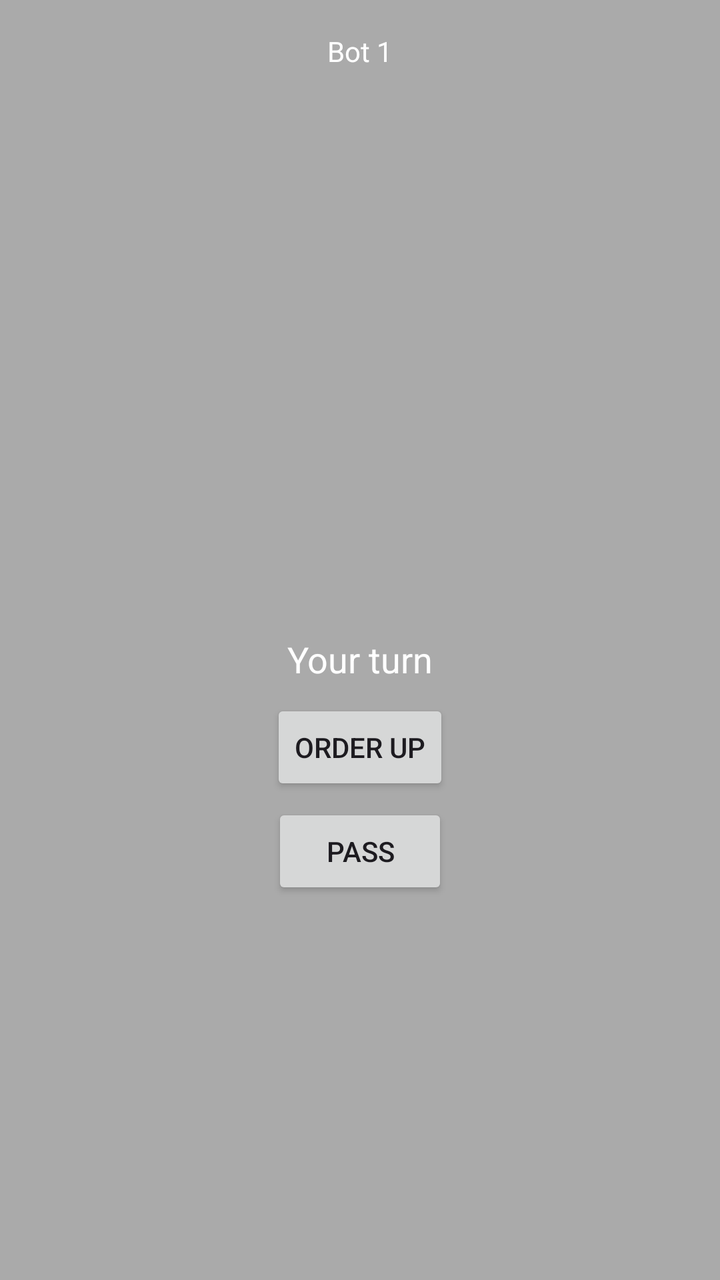
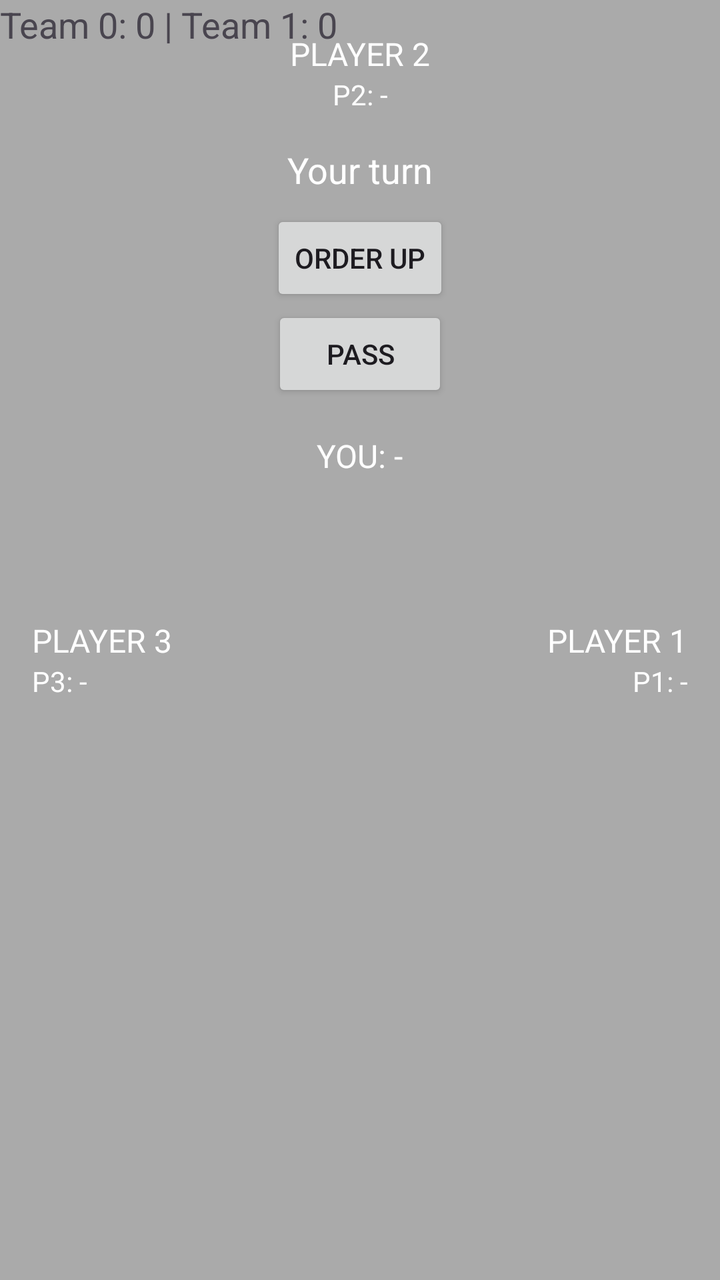

The first picture is an Android layout as it rendered before a commit; the second is the same layout after the commit. The layout source and the unified diff follow.
<!-- AndroidManifest.xml: application theme Theme.Euchre -->
<!-- res/layout/activity_offline_game.xml -->
<?xml version="1.0" encoding="utf-8"?>
<androidx.constraintlayout.widget.ConstraintLayout
    xmlns:android="http://schemas.android.com/apk/res/android"
    xmlns:app="http://schemas.android.com/apk/res-auto"
    android:layout_width="match_parent"
    android:layout_height="match_parent"
    android:background="@android:color/darker_gray">
    <Button
        android:id="@+id/btnOrderUp"
        android:layout_width="wrap_content"
        android:layout_height="wrap_content"
        android:text="ORDER UP"
        app:layout_constraintTop_toBottomOf="@id/tvCenterInfo"
        app:layout_constraintStart_toStartOf="parent"
        app:layout_constraintEnd_toEndOf="parent"
        android:layout_marginTop="8dp"/>

    <Button
        android:id="@+id/btnPass"
        android:layout_width="wrap_content"
        android:layout_height="wrap_content"
        android:text="PASS"
        app:layout_constraintTop_toBottomOf="@id/btnOrderUp"
        app:layout_constraintStart_toStartOf="parent"
        app:layout_constraintEnd_toEndOf="parent"
        android:layout_marginTop="4dp"/>

    
    <TextView
        android:id="@+id/tvTopPlayer"
        android:layout_width="wrap_content"
        android:layout_height="wrap_content"
        android:text="Bot 1"
        android:textColor="@android:color/white"
        android:layout_marginTop="16dp"
        app:layout_constraintTop_toTopOf="parent"
        app:layout_constraintStart_toStartOf="parent"
        app:layout_constraintEnd_toEndOf="parent" />

    
    <TextView
        android:id="@+id/tvCenterInfo"
        android:layout_width="wrap_content"
        android:layout_height="wrap_content"
        android:text="Your turn"
        android:textSize="18sp"
        android:textColor="@android:color/white"
        app:layout_constraintTop_toBottomOf="@id/tvTopPlayer"
        app:layout_constraintBottom_toTopOf="@id/handScroll"
        app:layout_constraintStart_toStartOf="parent"
        app:layout_constraintEnd_toEndOf="parent" />

    
    <HorizontalScrollView
        android:id="@+id/handScroll"
        android:layout_width="match_parent"
        android:layout_height="wrap_content"
        android:scrollbars="none"
        app:layout_constraintBottom_toBottomOf="parent">

        <LinearLayout
            android:id="@+id/handContainer"
            android:layout_width="wrap_content"
            android:layout_height="wrap_content"
            android:orientation="horizontal"
            android:padding="8dp" />

    </HorizontalScrollView>

</androidx.constraintlayout.widget.ConstraintLayout>
<!-- resources referenced by this layout -->
<resources>
  <style name="Theme.Euchre" parent="Base.Theme.Euchre" />
  <style name="Base.Theme.Euchre" parent="Theme.Material3.DayNight.NoActionBar">
          
          
      </style>
</resources>

<!-- the commit's change to res/layout/activity_offline_game.xml (unified diff, before → after) -->
@@ -5,6 +5,88 @@
     android:layout_width="match_parent"
     android:layout_height="match_parent"
     android:background="@android:color/darker_gray">
+
+    
+    <TextView
+        android:id="@+id/tvTopPlayer"
+        android:layout_width="wrap_content"
+        android:layout_height="wrap_content"
+        android:text="PLAYER 2"
+        android:textColor="@android:color/white"
+        android:textSize="16sp"
+        app:layout_constraintTop_toTopOf="parent"
+        app:layout_constraintStart_toStartOf="parent"
+        app:layout_constraintEnd_toEndOf="parent"
+        android:layout_marginTop="16dp"/>
+
+    <TextView
+        android:id="@+id/trickP2"
+        android:layout_width="wrap_content"
+        android:layout_height="wrap_content"
+        android:text="P2: -"
+        android:textColor="@android:color/white"
+        app:layout_constraintTop_toBottomOf="@id/tvTopPlayer"
+        app:layout_constraintStart_toStartOf="parent"
+        app:layout_constraintEnd_toEndOf="parent"/>
+
+    
+    <TextView
+        android:id="@+id/tvLeftPlayer"
+        android:layout_width="wrap_content"
+        android:layout_height="wrap_content"
+        android:text="PLAYER 3"
+        android:textColor="@android:color/white"
+        android:textSize="16sp"
+        app:layout_constraintStart_toStartOf="parent"
+        app:layout_constraintTop_toTopOf="parent"
+        app:layout_constraintBottom_toBottomOf="parent"
+        android:layout_marginStart="16dp"/>
+
+    <TextView
+        android:id="@+id/trickP3"
+        android:layout_width="wrap_content"
+        android:layout_height="wrap_content"
+        android:text="P3: -"
+        android:textColor="@android:color/white"
+        app:layout_constraintTop_toBottomOf="@id/tvLeftPlayer"
+        app:layout_constraintStart_toStartOf="@id/tvLeftPlayer"/>
+
+    
+    <TextView
+        android:id="@+id/tvRightPlayer"
+        android:layout_width="wrap_content"
+        android:layout_height="wrap_content"
+        android:text="PLAYER 1"
+        android:textColor="@android:color/white"
+        android:textSize="16sp"
+        app:layout_constraintEnd_toEndOf="parent"
+        app:layout_constraintTop_toTopOf="parent"
+        app:layout_constraintBottom_toBottomOf="parent"
+        android:layout_marginEnd="16dp"/>
+
+    <TextView
+        android:id="@+id/trickP1"
+        android:layout_width="wrap_content"
+        android:layout_height="wrap_content"
+        android:text="P1: -"
+        android:textColor="@android:color/white"
+        app:layout_constraintTop_toBottomOf="@id/tvRightPlayer"
+        app:layout_constraintEnd_toEndOf="@id/tvRightPlayer"/>
+
+    
+    <TextView
+        android:id="@+id/tvCenterInfo"
+        android:layout_width="wrap_content"
+        android:layout_height="wrap_content"
+        android:text="Your turn"
+        android:textSize="18sp"
+        android:textColor="@android:color/white"
+        app:layout_constraintTop_toBottomOf="@id/trickP2"
+        app:layout_constraintStart_toStartOf="parent"
+        app:layout_constraintEnd_toEndOf="parent"
+        android:layout_marginTop="16dp"/>
+
+    
     <Button
         android:id="@+id/btnOrderUp"
         android:layout_width="wrap_content"
@@ -22,33 +104,20 @@
         android:text="PASS"
         app:layout_constraintTop_toBottomOf="@id/btnOrderUp"
         app:layout_constraintStart_toStartOf="parent"
-        app:layout_constraintEnd_toEndOf="parent"
-        android:layout_marginTop="4dp"/>
-
-    
-    <TextView
-        android:id="@+id/tvTopPlayer"
-        android:layout_width="wrap_content"
-        android:layout_height="wrap_content"
-        android:text="Bot 1"
-        android:textColor="@android:color/white"
-        android:layout_marginTop="16dp"
-        app:layout_constraintTop_toTopOf="parent"
-        app:layout_constraintStart_toStartOf="parent"
-        app:layout_constraintEnd_toEndOf="parent" />
-
-    
-    <TextView
-        android:id="@+id/tvCenterInfo"
-        android:layout_width="wrap_content"
-        android:layout_height="wrap_content"
-        android:text="Your turn"
-        android:textSize="18sp"
-        android:textColor="@android:color/white"
-        app:layout_constraintTop_toBottomOf="@id/tvTopPlayer"
-        app:layout_constraintBottom_toTopOf="@id/handScroll"
-        app:layout_constraintStart_toStartOf="parent"
-        app:layout_constraintEnd_toEndOf="parent" />
+        app:layout_constraintEnd_toEndOf="parent"/>
+
+    
+    <TextView
+        android:id="@+id/trickP0"
+        android:layout_width="wrap_content"
+        android:layout_height="wrap_content"
+        android:text="YOU: -"
+        android:textColor="@android:color/white"
+        android:textSize="16sp"
+        app:layout_constraintTop_toBottomOf="@id/btnPass"
+        app:layout_constraintStart_toStartOf="parent"
+        app:layout_constraintEnd_toEndOf="parent"
+        android:layout_marginTop="16dp"/>
 
     
     <HorizontalScrollView
@@ -63,8 +132,76 @@
             android:layout_width="wrap_content"
             android:layout_height="wrap_content"
             android:orientation="horizontal"
-            android:padding="8dp" />
-
+            android:padding="8dp"/>
     </HorizontalScrollView>
 
+    
+    <Button
+        android:id="@+id/btnNextTrick"
+        android:layout_width="wrap_content"
+        android:layout_height="wrap_content"
+        android:text="Next Trick"
+        android:visibility="gone"
+        app:layout_constraintTop_toBottomOf="@id/trickP0"
+        app:layout_constraintStart_toStartOf="parent"
+        app:layout_constraintEnd_toEndOf="parent"/>
+    <TextView
+        android:id="@+id/tvScore"
+        android:text="Team 0: 0 | Team 1: 0"
+        android:textSize="18sp"
+        android:layout_width="wrap_content"
+        android:layout_height="wrap_content"/>
+    <LinearLayout
+        android:id="@+id/suitButtonsContainer"
+        android:layout_width="match_parent"
+        android:layout_height="wrap_content"
+        android:orientation="horizontal"
+        android:gravity="center"
+        android:layout_marginTop="8dp"
+        android:visibility="gone"
+        app:layout_constraintTop_toBottomOf="@id/btnPass"
+        app:layout_constraintStart_toStartOf="parent"
+        app:layout_constraintEnd_toEndOf="parent">
+
+        <Button
+            android:id="@+id/btnSpades"
+            android:layout_width="wrap_content"
+            android:layout_height="wrap_content"
+            android:text="♠ SPADES"
+            android:visibility="gone"
+            android:layout_margin="4dp" />
+
+        <Button
+            android:id="@+id/btnHearts"
+            android:layout_width="wrap_content"
+            android:layout_height="wrap_content"
+            android:text="♥ HEARTS"
+            android:visibility="gone"
+            android:layout_margin="4dp" />
+
+        <Button
+            android:id="@+id/btnDiamonds"
+            android:layout_width="wrap_content"
+            android:layout_height="wrap_content"
+            android:text="♦ DIAMONDS"
+            android:visibility="gone"
+            android:layout_margin="4dp" />
+
+        <Button
+            android:id="@+id/btnClubs"
+            android:layout_width="wrap_content"
+            android:layout_height="wrap_content"
+            android:text="♣ CLUBS"
+            android:visibility="gone"
+            android:layout_margin="4dp" />
+
+        <Button
+            android:id="@+id/btnPass2"
+            android:layout_width="wrap_content"
+            android:layout_height="wrap_content"
+            android:text="PASS"
+            android:visibility="gone"
+            android:layout_margin="4dp" />
+    </LinearLayout>
+
 </androidx.constraintlayout.widget.ConstraintLayout>
